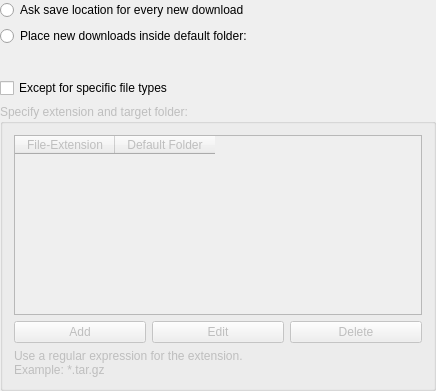
The window that conf/dlgdirectories.ui (KDE/kget) describes before a commit, drawn with Qt 5.
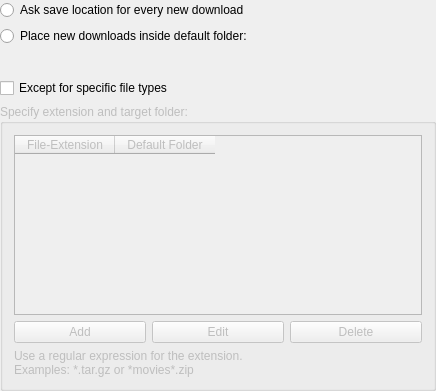
The same window after the commit. Custom widgets are drawn as their Qt base class.

Commit message: better tell what is possible with the filter. CCBUG:157211

What changed in the file:
```diff
--- a/conf/dlgdirectories.ui
+++ b/conf/dlgdirectories.ui
@@ -161,7 +161,7 @@
        <widget class="QLabel" name="label" >
         <property name="text" >
          <string>Use a regular expression for the extension. 
-Example: *.tar.gz</string>
+Examples: *.tar.gz or *movies*.zip</string>
         </property>
         <property name="textFormat" >
          <enum>Qt::PlainText</enum>
```
